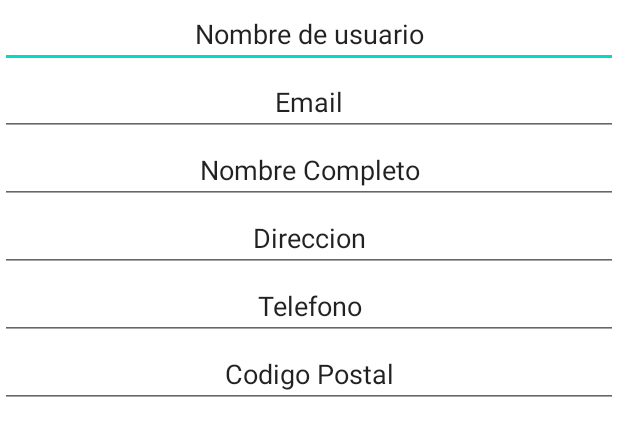
After one commit to SergioGonzalez24/Proteccion-Civil-Atizapan-Desarrollo-Movil, an Android app: the layout fragment_sign_in.xml on its own in the app's theme, with its tools: preview values and no code run, on a phone screen of 412 x 824 dp. The commit adds this screen. Shown: the top 436 px of the screen. Run offline under Robolectric (Android 15) with nearby library versions, the phone set to English and light mode, and no system bars.

Commit message:
Pantallas log in y sign in

```diff
--- a/app/src/main/res/layout/activity_main.xml
+++ b/app/src/main/res/layout/activity_main.xml
@@ -4,6 +4,7 @@
     xmlns:tools="http://schemas.android.com/tools"
     android:layout_width="match_parent"
     android:layout_height="match_parent"
+    android:backgroundTint="#FF0000"
     tools:context=".MainActivity">
 
     <LinearLayout
@@ -59,6 +60,7 @@
             android:id="@+id/btnEmergencia"
             android:layout_width="match_parent"
             android:layout_height="wrap_content"
+            android:backgroundTint="#FF0000"
             android:text="Emergencia"
             android:textColor="#FFFFFF"
             app:iconTint="#92B73A74" />
--- /dev/null
+++ b/app/src/main/res/layout/fragment_sign_in.xml
@@ -0,0 +1,73 @@
+<?xml version="1.0" encoding="utf-8"?>
+<androidx.constraintlayout.widget.ConstraintLayout xmlns:android="http://schemas.android.com/apk/res/android"
+    xmlns:app="http://schemas.android.com/apk/res-auto"
+    xmlns:tools="http://schemas.android.com/tools"
+    android:id="@+id/frameLayout"
+    android:layout_width="match_parent"
+    android:layout_height="match_parent"
+    tools:context=".SignInFrag">
+
+
+    <LinearLayout
+        android:layout_width="match_parent"
+        android:layout_height="match_parent"
+        android:orientation="vertical"
+        app:layout_constraintEnd_toEndOf="parent"
+        app:layout_constraintStart_toStartOf="parent">
+
+        <EditText
+            android:id="@+id/editNombreLogin"
+            android:layout_width="match_parent"
+            android:layout_height="wrap_content"
+            android:ems="10"
+            android:inputType="textPersonName"
+            android:textAlignment="center"
+            tools:text="Nombre de usuario" />
+
+        <EditText
+            android:id="@+id/editEmailLogin"
+            android:layout_width="match_parent"
+            android:layout_height="wrap_content"
+            android:ems="10"
+            android:inputType="textPersonName"
+            android:textAlignment="center"
+            tools:text="Email" />
+
+        <EditText
+            android:id="@+id/editNombreLogin"
+            android:layout_width="match_parent"
+            android:layout_height="wrap_content"
+            android:ems="10"
+            android:inputType="textPersonName"
+            android:textAlignment="center"
+            tools:text="Nombre Completo" />
+
+        <EditText
+            android:id="@+id/editDireccionLogin"
+            android:layout_width="match_parent"
+            android:layout_height="wrap_content"
+            android:ems="10"
+            android:inputType="textPersonName"
+            android:textAlignment="center"
+            tools:text="Direccion" />
+
+        <EditText
+            android:id="@+id/editTelefonoLogin"
+            android:layout_width="match_parent"
+            android:layout_height="wrap_content"
+            android:ems="10"
+            android:inputType="textPersonName"
+            android:textAlignment="center"
+            tools:text="Telefono" />
+
+        <EditText
+            android:id="@+id/editCPLogin6"
+            android:layout_width="match_parent"
+            android:layout_height="wrap_content"
+            android:ems="10"
+            android:inputType="textPersonName"
+            android:textAlignment="center"
+            tools:text="Codigo Postal" />
+
+    </LinearLayout>
+</androidx.constraintlayout.widget.ConstraintLayout>
```
Also changed, not shown: app/src/main/java/mx/itesm/jmggm/atizapan/LogInViewModel.kt (added, +7 -0 lines), app/src/main/java/mx/itesm/jmggm/atizapan/SignInFrag.kt (added, +31 -0 lines), app/src/main/java/mx/itesm/jmggm/atizapan/SignInViewModel.kt (added, +7 -0 lines), app/src/main/java/mx/itesm/jmggm/atizapan/logInFrag.kt (added, +31 -0 lines), app/src/main/res/layout/fragment_log_in.xml (added, +13 -0 lines), app/src/main/res/navigation/mainav.xml (+24 -0 lines).
